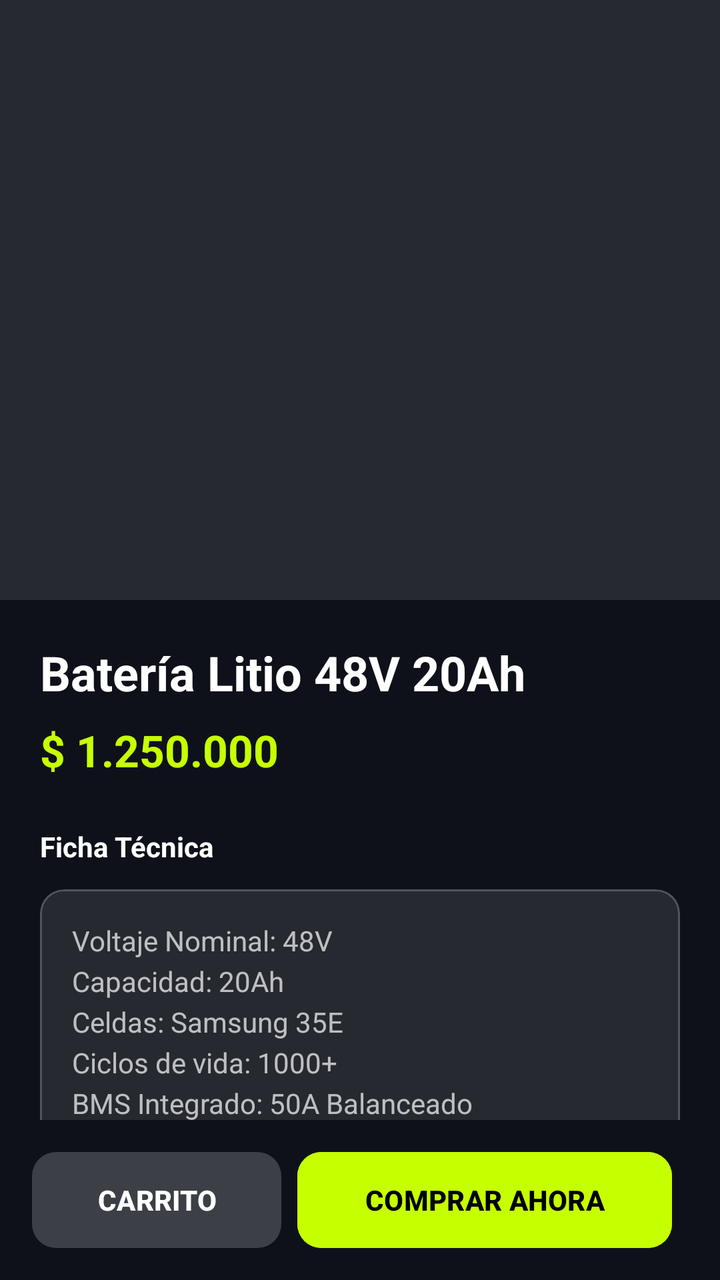
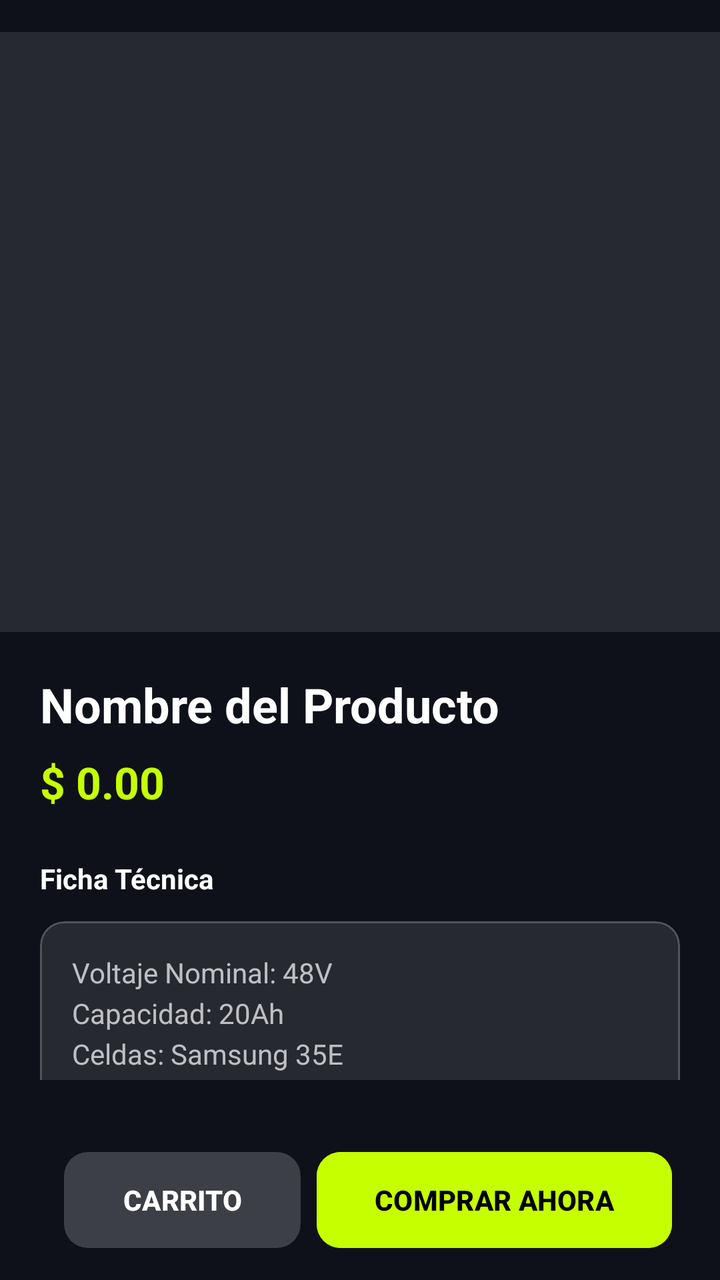

Two renders of the same Android screen: before a commit and after it. Below are the layout's source before the change and the commit's diff.
<!-- AndroidManifest.xml: application theme Theme.VoltCore -->
<!-- res/layout/fragment_product_detail.xml -->
<?xml version="1.0" encoding="utf-8"?>
<androidx.coordinatorlayout.widget.CoordinatorLayout xmlns:android="http://schemas.android.com/apk/res/android"
    xmlns:app="http://schemas.android.com/apk/res-auto"
    android:layout_width="match_parent"
    android:layout_height="match_parent"
    android:background="@color/volt_background">

    <androidx.core.widget.NestedScrollView
        android:layout_width="match_parent"
        android:layout_height="match_parent"
        android:paddingBottom="80dp">

        <LinearLayout
            android:layout_width="match_parent"
            android:layout_height="wrap_content"
            android:orientation="vertical">

            <FrameLayout
                android:layout_width="match_parent"
                android:layout_height="300dp"
                android:background="@color/glass_surface">
                <ImageView
                    android:id="@+id/ivDetailProduct"
                    android:layout_width="match_parent"
                    android:layout_height="match_parent"
                    android:scaleType="centerCrop"
                    android:contentDescription="Imagen del producto" />
                <TextView
                    android:id="@+id/tvDetailEmoji"
                    android:layout_width="match_parent"
                    android:layout_height="match_parent"
                    android:gravity="center"
                    android:textSize="120sp"
                    android:visibility="gone"
                    android:textColor="@color/white" />
            </FrameLayout>

            <LinearLayout
                android:layout_width="match_parent"
                android:layout_height="wrap_content"
                android:orientation="vertical"
                android:padding="20dp">

                <TextView
                    android:id="@+id/tvDetailName"
                    android:layout_width="wrap_content"
                    android:layout_height="wrap_content"
                    android:text="Batería Litio 48V 20Ah"
                    android:textColor="@color/white"
                    android:textSize="24sp"
                    android:textStyle="bold" />

                <TextView
                    android:id="@+id/tvDetailPrice"
                    android:layout_width="wrap_content"
                    android:layout_height="wrap_content"
                    android:layout_marginTop="8dp"
                    android:text="$ 1.250.000"
                    android:textColor="@color/volt_primary"
                    android:textSize="22sp"
                    android:textStyle="bold" />

                <TextView
                    android:layout_width="wrap_content"
                    android:layout_height="wrap_content"
                    android:layout_marginTop="24dp"
                    android:text="Ficha Técnica"
                    android:textColor="@color/white"
                    android:textStyle="bold" />

                <com.google.android.material.card.MaterialCardView
                    android:layout_width="match_parent"
                    android:layout_height="wrap_content"
                    android:layout_marginTop="12dp"
                    app:cardBackgroundColor="@color/glass_surface"
                    app:cardCornerRadius="12dp"
                    app:strokeColor="@color/glass_stroke"
                    app:strokeWidth="1dp">

                    <TextView
                        android:id="@+id/tvTechnicalSheet"
                        android:layout_width="match_parent"
                        android:layout_height="wrap_content"
                        android:padding="16dp"
                        android:text="Voltaje Nominal: 48V\nCapacidad: 20Ah\nCeldas: Samsung 35E\nCiclos de vida: 1000+\nBMS Integrado: 50A Balanceado\nPeso: 4.5kg"
                        android:textColor="#B3FFFFFF"
                        android:lineSpacingExtra="4dp"/>
                </com.google.android.material.card.MaterialCardView>

                <TextView
                    android:layout_width="wrap_content"
                    android:layout_height="wrap_content"
                    android:layout_marginTop="24dp"
                    android:text="Descripción"
                    android:textColor="@color/white"
                    android:textStyle="bold" />

                <TextView
                    android:id="@+id/tvDetailDescription"
                    android:layout_width="match_parent"
                    android:layout_height="wrap_content"
                    android:layout_marginTop="8dp"
                    android:text="Batería de alta densidad energética ideal para bicicletas eléctricas y scooters de alto rendimiento. Construida con celdas de grado A."
                    android:textColor="#B3FFFFFF" />

            </LinearLayout>
        </LinearLayout>
    </androidx.core.widget.NestedScrollView>

    <com.google.android.material.bottomappbar.BottomAppBar
        android:layout_width="match_parent"
        android:layout_height="wrap_content"
        android:layout_gravity="bottom"
        android:backgroundTint="@color/volt_background"
        app:fabAlignmentMode="end">

        <LinearLayout
            android:layout_width="match_parent"
            android:layout_height="match_parent"
            android:gravity="center_vertical"
            android:paddingEnd="16dp"
            android:orientation="horizontal">

            <com.google.android.material.button.MaterialButton
                android:id="@+id/btnAddToCart"
                android:layout_width="0dp"
                android:layout_height="56dp"
                android:layout_weight="1"
                android:text="CARRITO"
                android:backgroundTint="@color/glass_surface"
                android:textColor="@color/white"
                android:textStyle="bold"
                app:cornerRadius="12dp"
                android:layout_marginEnd="8dp" />

            <com.google.android.material.button.MaterialButton
                android:id="@+id/btnBuyNow"
                android:layout_width="0dp"
                android:layout_height="56dp"
                android:layout_weight="1.5"
                android:text="COMPRAR AHORA"
                android:backgroundTint="@color/volt_primary"
                android:textColor="@color/black"
                android:textStyle="bold"
                app:cornerRadius="12dp" />
        </LinearLayout>
    </com.google.android.material.bottomappbar.BottomAppBar>

</androidx.coordinatorlayout.widget.CoordinatorLayout>
<!-- resources referenced by this layout -->
<resources>
  <color name="black">#FF000000</color>
  <color name="glass_stroke">#33FFFFFF</color>
  <color name="glass_surface">#1AFFFFFF</color>
  <color name="volt_background">#0F111A</color>
  <color name="volt_primary">#C6FF00</color>
  <color name="white">#FFFFFFFF</color>
  <style name="Theme.VoltCore" parent="Base.Theme.VoltCore" />
  <style name="Base.Theme.VoltCore" parent="Theme.Material3.DayNight.NoActionBar">
          
          <item name="colorPrimary">@color/volt_primary</item>
          <item name="android:windowBackground">@color/volt_background</item>
          <item name="colorSurface">@color/glass_surface</item>
          <item name="colorOnSurface">@color/white</item>
      </style>
</resources>

<!-- the commit's change to res/layout/fragment_product_detail.xml (unified diff, before → after) -->
@@ -3,12 +3,13 @@
     xmlns:app="http://schemas.android.com/apk/res-auto"
     android:layout_width="match_parent"
     android:layout_height="match_parent"
-    android:background="@color/volt_background">
+    android:background="@color/volt_background"
+    android:paddingTop="16dp">
 
     <androidx.core.widget.NestedScrollView
         android:layout_width="match_parent"
         android:layout_height="match_parent"
-        android:paddingBottom="80dp">
+        android:paddingBottom="100dp">
 
         <LinearLayout
             android:layout_width="match_parent"
@@ -24,7 +25,7 @@
                     android:layout_width="match_parent"
                     android:layout_height="match_parent"
                     android:scaleType="centerCrop"
-                    android:contentDescription="Imagen del producto" />
+                    android:contentDescription="@string/product_image_desc" />
                 <TextView
                     android:id="@+id/tvDetailEmoji"
                     android:layout_width="match_parent"
@@ -45,7 +46,7 @@
                     android:id="@+id/tvDetailName"
                     android:layout_width="wrap_content"
                     android:layout_height="wrap_content"
-                    android:text="Batería Litio 48V 20Ah"
+                    android:text="@string/product_name_placeholder"
                     android:textColor="@color/white"
                     android:textSize="24sp"
                     android:textStyle="bold" />
@@ -55,7 +56,7 @@
                     android:layout_width="wrap_content"
                     android:layout_height="wrap_content"
                     android:layout_marginTop="8dp"
-                    android:text="$ 1.250.000"
+                    android:text="@string/price_placeholder"
                     android:textColor="@color/volt_primary"
                     android:textSize="22sp"
                     android:textStyle="bold" />
@@ -64,7 +65,7 @@
                     android:layout_width="wrap_content"
                     android:layout_height="wrap_content"
                     android:layout_marginTop="24dp"
-                    android:text="Ficha Técnica"
+                    android:text="@string/technical_sheet"
                     android:textColor="@color/white"
                     android:textStyle="bold" />
 
@@ -82,8 +83,8 @@
                         android:layout_width="match_parent"
                         android:layout_height="wrap_content"
                         android:padding="16dp"
-                        android:text="Voltaje Nominal: 48V\nCapacidad: 20Ah\nCeldas: Samsung 35E\nCiclos de vida: 1000+\nBMS Integrado: 50A Balanceado\nPeso: 4.5kg"
-                        android:textColor="#B3FFFFFF"
+                        android:text="@string/technical_sheet_default_content"
+                        android:textColor="@color/white_70"
                         android:lineSpacingExtra="4dp"/>
                 </com.google.android.material.card.MaterialCardView>
 
@@ -91,7 +92,7 @@
                     android:layout_width="wrap_content"
                     android:layout_height="wrap_content"
                     android:layout_marginTop="24dp"
-                    android:text="Descripción"
+                    android:text="@string/description_label"
                     android:textColor="@color/white"
                     android:textStyle="bold" />
 
@@ -100,8 +101,8 @@
                     android:layout_width="match_parent"
                     android:layout_height="wrap_content"
                     android:layout_marginTop="8dp"
-                    android:text="Batería de alta densidad energética ideal para bicicletas eléctricas y scooters de alto rendimiento. Construida con celdas de grado A."
-                    android:textColor="#B3FFFFFF" />
+                    android:text="@string/product_description_default"
+                    android:textColor="@color/white_70" />
 
             </LinearLayout>
         </LinearLayout>
@@ -118,7 +119,7 @@
             android:layout_width="match_parent"
             android:layout_height="match_parent"
             android:gravity="center_vertical"
-            android:paddingEnd="16dp"
+            android:paddingHorizontal="16dp"
             android:orientation="horizontal">
 
             <com.google.android.material.button.MaterialButton
@@ -126,7 +127,7 @@
                 android:layout_width="0dp"
                 android:layout_height="56dp"
                 android:layout_weight="1"
-                android:text="CARRITO"
+                android:text="@string/cart_label"
                 android:backgroundTint="@color/glass_surface"
                 android:textColor="@color/white"
                 android:textStyle="bold"
@@ -138,7 +139,7 @@
                 android:layout_width="0dp"
                 android:layout_height="56dp"
                 android:layout_weight="1.5"
-                android:text="COMPRAR AHORA"
+                android:text="@string/buy_now"
                 android:backgroundTint="@color/volt_primary"
                 android:textColor="@color/black"
                 android:textStyle="bold"
<!-- resource entries referenced after the edit -->
@@ -6,6 +6,16 @@
   <color name="volt_background">#0F111A</color>
   <color name="volt_primary">#C6FF00</color>
   <color name="white">#FFFFFFFF</color>
+  <color name="white_70">#B3FFFFFF</color>
+  <string name="buy_now">COMPRAR AHORA</string>
+  <string name="cart_label">CARRITO</string>
+  <string name="description_label">Descripción</string>
+  <string name="price_placeholder">$ 0.00</string>
+  <string name="product_description_default">Batería de alta densidad energética ideal para bicicletas eléctricas y scooters de alto rendimiento. Construida con celdas de grado A.</string>
+  <string name="product_image_desc">Imagen del producto</string>
+  <string name="product_name_placeholder">Nombre del Producto</string>
+  <string name="technical_sheet">Ficha Técnica</string>
+  <string name="technical_sheet_default_content">Voltaje Nominal: 48V\nCapacidad: 20Ah\nCeldas: Samsung 35E\nCiclos de vida: 1000+\nBMS Integrado: 50A Balanceado\nPeso: 4.5kg</string>
   <style name="Theme.VoltCore" parent="Base.Theme.VoltCore" />
   <style name="Base.Theme.VoltCore" parent="Theme.Material3.DayNight.NoActionBar">
           
